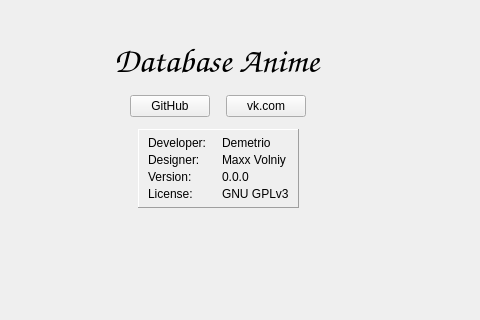
First picture: the form in mainwindow.ui, repository LibertaSoft/DatabaseAnime, before the edit; both pictures show x 457 to 937 and y 205 to 525 of the 937 by 608 pixel window.
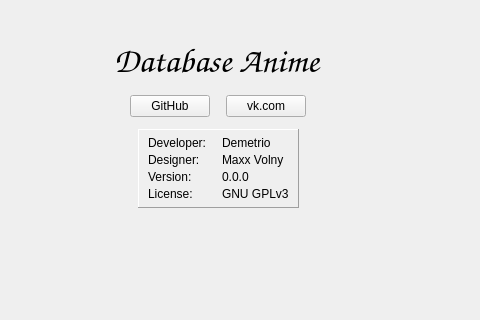
Second picture: the form after the edit. Icons and pictures are not drawn. Custom widgets are drawn as their Qt base class.

```diff
--- a/mainwindow.ui
+++ b/mainwindow.ui
@@ -517,7 +517,7 @@
               <item row="1" column="1">
                <widget class="QLabel" name="Lbl_VDesignAuthor">
                 <property name="text">
-                 <string extracomment="Label Value Design Author">Maxx Volniy</string>
+                 <string extracomment="Label Value Design Author">Maxx Volny</string>
                 </property>
                </widget>
               </item>
```
